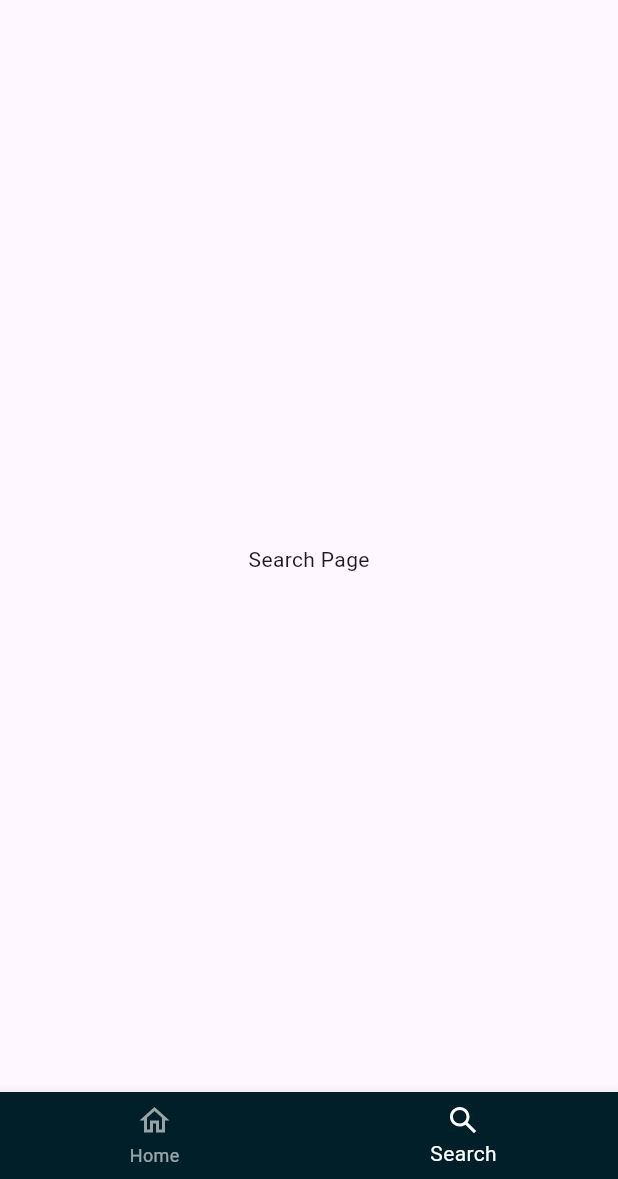
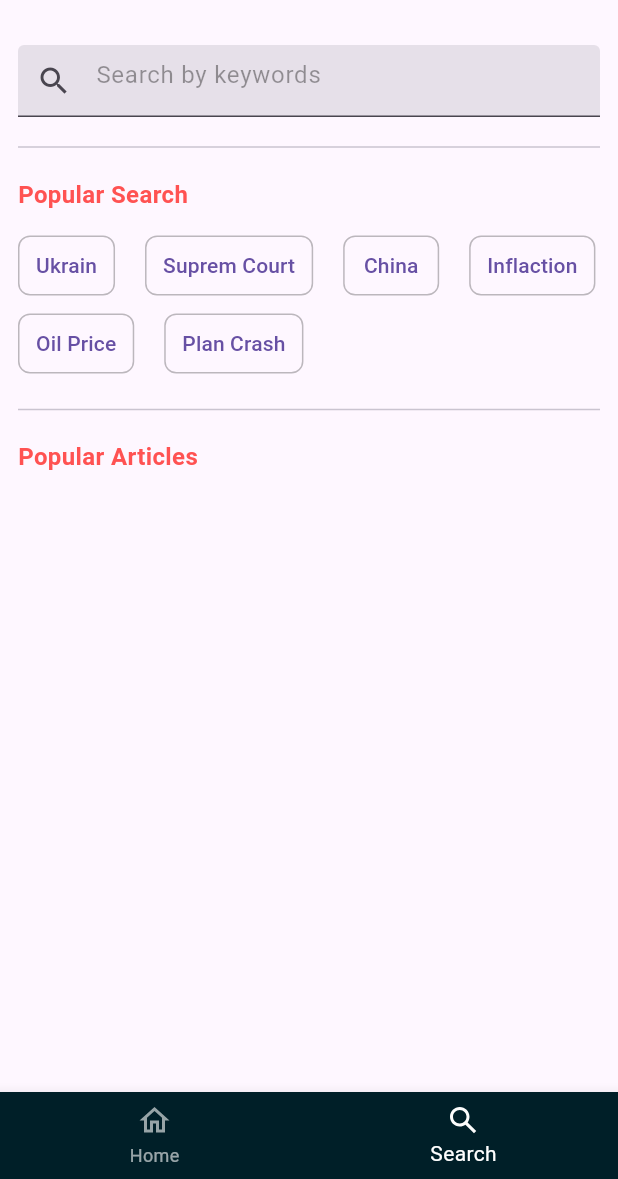
Before and after one commit to DinOfficial/new_app_flutter, a Flutter app: the screen it shows after launch, item 2 of the bottom bar chosen, on a phone screen of 412 x 824 dp, the part 57-1236 px from its top. Run offline on Flutter 3.47's test engine with Material 3 defaults, Android fonts, the light colour scheme and no system bars; our stand-ins replace flutter_svg; network calls fail.

Commit message:
search page half ui complete

```diff
--- a/lib/ui/screens/search_screen.dart
+++ b/lib/ui/screens/search_screen.dart
@@ -12,6 +12,103 @@ class SearchScreen extends StatefulWidget {
 class _SearchScreenState extends State<SearchScreen> {
   @override
   Widget build(BuildContext context) {
-    return Center(child: Text('Search Page'));
+    return SizedBox(
+      child: Padding(
+        padding: EdgeInsets.all(12),
+        child: Column(
+          mainAxisAlignment: MainAxisAlignment.start,
+          crossAxisAlignment: CrossAxisAlignment.start,
+          children: [
+            TextFormField(
+              decoration: InputDecoration(
+                prefixIcon: Icon(Icons.search_sharp),
+                filled: true,
+                // fillColor: Colors.grey.shade200,
+                hintText: 'Search by keywords',
+                hintStyle: TextStyle(color: Colors.black38),
+                focusColor: Colors.grey.shade800,
+              ),
+            ),
+            const SizedBox(height: 12),
+            Divider(),
+            const SizedBox(height: 12),
+            const Text('Popular Search', style: TextStyle(fontSize: 16, color: Colors.redAccent, fontWeight: FontWeight.bold),),
+            const SizedBox(height: 12,),
+            Wrap(
+              alignment: WrapAlignment.start,
+              spacing: 20,
+              runSpacing: 4,
+              children: [
+                TextButton(
+                  style: TextButton.styleFrom(
+                    shape: RoundedRectangleBorder(
+                      side: BorderSide(width: 1, color: Colors.black26),
+                      borderRadius: BorderRadius.circular(8),
+                    ),
+                  ),
+                  onPressed: () {},
+                  child: Text('Ukrain'),
+                ),
+                TextButton(
+                  style: TextButton.styleFrom(
+                    shape: RoundedRectangleBorder(
+                      side: BorderSide(width: 1, color: Colors.black26),
+                      borderRadius: BorderRadius.circular(8),
+                    ),
+                  ),
+                  onPressed: () {},
+                  child: Text('Suprem Court'),
+                ),
+                TextButton(
+                  style: TextButton.styleFrom(
+                    shape: RoundedRectangleBorder(
+                      side: BorderSide(width: 1, color: Colors.black26),
+                      borderRadius: BorderRadius.circular(8),
+                    ),
+                  ),
+                  onPressed: () {},
+                  child: Text('China'),
+                ),
+                TextButton(
+                  style: TextButton.styleFrom(
+                    shape: RoundedRectangleBorder(
+                      side: BorderSide(width: 1, color: Colors.black26),
+                      borderRadius: BorderRadius.circular(8),
+                    ),
+                  ),
+                  onPressed: () {},
+                  child: Text('Inflaction'),
+                ),
+                TextButton(
+                  style: TextButton.styleFrom(
+                    shape: RoundedRectangleBorder(
+                      side: BorderSide(width: 1, color: Colors.black26),
+                      borderRadius: BorderRadius.circular(8),
+                    ),
+                  ),
+                  onPressed: () {},
+                  child: Text('Oil Price'),
+                ),
+                TextButton(
+                  style: TextButton.styleFrom(
+                    shape: RoundedRectangleBorder(
+                      side: BorderSide(width: 1, color: Colors.black26),
+                      borderRadius: BorderRadius.circular(8),
+                    ),
+                  ),
+                  onPressed: () {},
+                  child: Text('Plan Crash'),
+                ),
+              ],
+            ),
+            const SizedBox(height: 12,),
+            Divider(),
+            const SizedBox(height: 12,),
+            const Text('Popular Articles', style: TextStyle(fontSize: 16, color: Colors.redAccent, fontWeight: FontWeight.bold),),
+            const SizedBox(height: 12,),
+          ],
+        ),
+      ),
+    );
   }
 }
```
